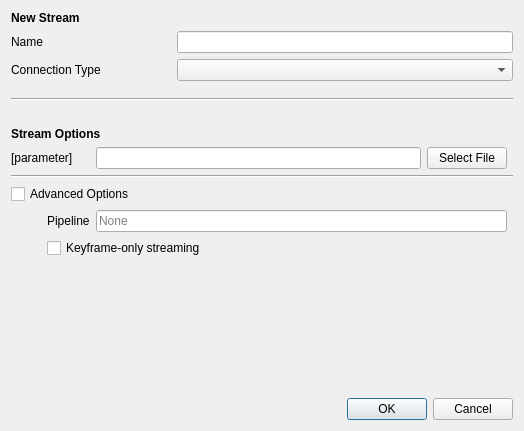
The window that brainframe_qt/ui/dialogs/stream_configuration/stream_configuration.ui (aotuai/brainframe-qt) describes before a commit, drawn with Qt 5.
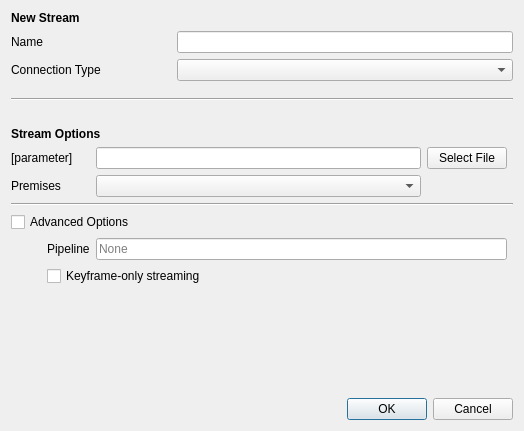
The same window after the commit.

Commit message: Added premises dropdown to UI. It doesn't function (yet)

```diff
--- a/brainframe_qt/ui/dialogs/stream_configuration/stream_configuration.ui
+++ b/brainframe_qt/ui/dialogs/stream_configuration/stream_configuration.ui
@@ -137,51 +137,7 @@
       <property name="bottomMargin">
        <number>0</number>
       </property>
-      <item row="1" column="3">
-       <widget class="QPushButton" name="select_file_button">
-        <property name="sizePolicy">
-         <sizepolicy hsizetype="Fixed" vsizetype="Fixed">
-          <horstretch>0</horstretch>
-          <verstretch>0</verstretch>
-         </sizepolicy>
-        </property>
-        <property name="text">
-         <string>Select File</string>
-        </property>
-       </widget>
-      </item>
-      <item row="4" column="1">
-       <widget class="QLabel" name="pipeline_label">
-        <property name="text">
-         <string>Pipeline</string>
-        </property>
-       </widget>
-      </item>
-      <item row="5" column="1" colspan="4">
-       <widget class="QCheckBox" name="keyframe_only_checkbox">
-        <property name="text">
-         <string>Keyframe-only streaming</string>
-        </property>
-       </widget>
-      </item>
-      <item row="4" column="2" colspan="2">
-       <widget class="QLineEdit" name="pipeline_value">
-        <property name="placeholderText">
-         <string>None</string>
-        </property>
-       </widget>
-      </item>
-      <item row="1" column="2">
-       <widget class="QLineEdit" name="parameter_value">
-        <property name="sizePolicy">
-         <sizepolicy hsizetype="Expanding" vsizetype="Fixed">
-          <horstretch>0</horstretch>
-          <verstretch>0</verstretch>
-         </sizepolicy>
-        </property>
-       </widget>
-      </item>
-      <item row="4" column="0">
+      <item row="5" column="0">
        <spacer name="horizontalSpacer">
         <property name="orientation">
          <enum>Qt::Horizontal</enum>
@@ -197,14 +153,14 @@
         </property>
        </spacer>
       </item>
-      <item row="3" column="0" colspan="5">
+      <item row="4" column="0" colspan="5">
        <widget class="QCheckBox" name="advanced_options_checkbox">
         <property name="text">
          <string>Advanced Options</string>
         </property>
        </widget>
       </item>
-      <item row="2" column="0" colspan="5">
+      <item row="3" column="0" colspan="5">
        <widget class="Line" name="line">
         <property name="orientation">
          <enum>Qt::Horizontal</enum>
@@ -237,6 +193,60 @@
         </property>
        </widget>
       </item>
+      <item row="1" column="3">
+       <widget class="QPushButton" name="select_file_button">
+        <property name="sizePolicy">
+         <sizepolicy hsizetype="Fixed" vsizetype="Fixed">
+          <horstretch>0</horstretch>
+          <verstretch>0</verstretch>
+         </sizepolicy>
+        </property>
+        <property name="text">
+         <string>Select File</string>
+        </property>
+       </widget>
+      </item>
+      <item row="5" column="1">
+       <widget class="QLabel" name="pipeline_label">
+        <property name="text">
+         <string>Pipeline</string>
+        </property>
+       </widget>
+      </item>
+      <item row="6" column="1" colspan="4">
+       <widget class="QCheckBox" name="keyframe_only_checkbox">
+        <property name="text">
+         <string>Keyframe-only streaming</string>
+        </property>
+       </widget>
+      </item>
+      <item row="5" column="2" colspan="2">
+       <widget class="QLineEdit" name="pipeline_value">
+        <property name="placeholderText">
+         <string>None</string>
+        </property>
+       </widget>
+      </item>
+      <item row="1" column="2">
+       <widget class="QLineEdit" name="parameter_value">
+        <property name="sizePolicy">
+         <sizepolicy hsizetype="Expanding" vsizetype="Fixed">
+          <horstretch>0</horstretch>
+          <verstretch>0</verstretch>
+         </sizepolicy>
+        </property>
+       </widget>
+      </item>
+      <item row="2" column="0" colspan="2">
+       <widget class="QLabel" name="premises_label">
+        <property name="text">
+         <string>Premises</string>
+        </property>
+       </widget>
+      </item>
+      <item row="2" column="2">
+       <widget class="QComboBox" name="premises_combobox"/>
+      </item>
      </layout>
     </widget>
    </item>
```
The commit also changes 1 other file.
